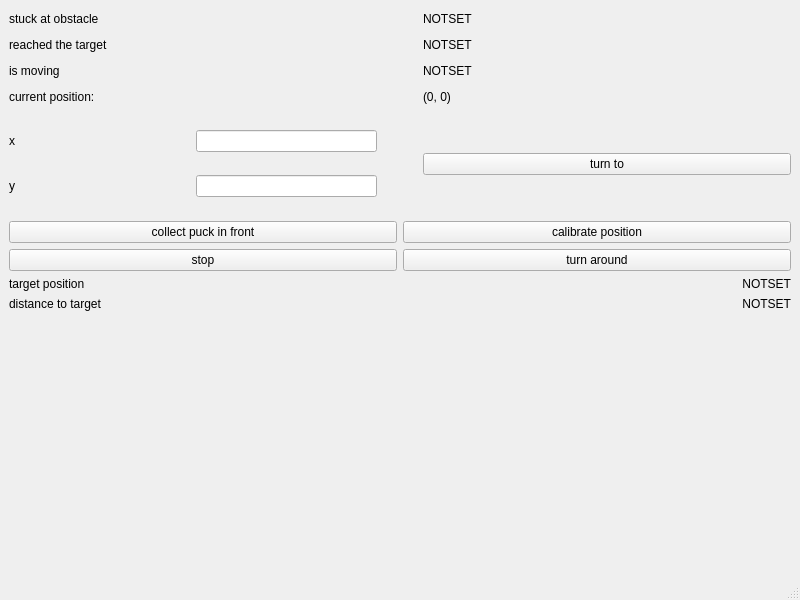
Old version of the form layer/view/view.ui in the repository benediktibk/robohockey.
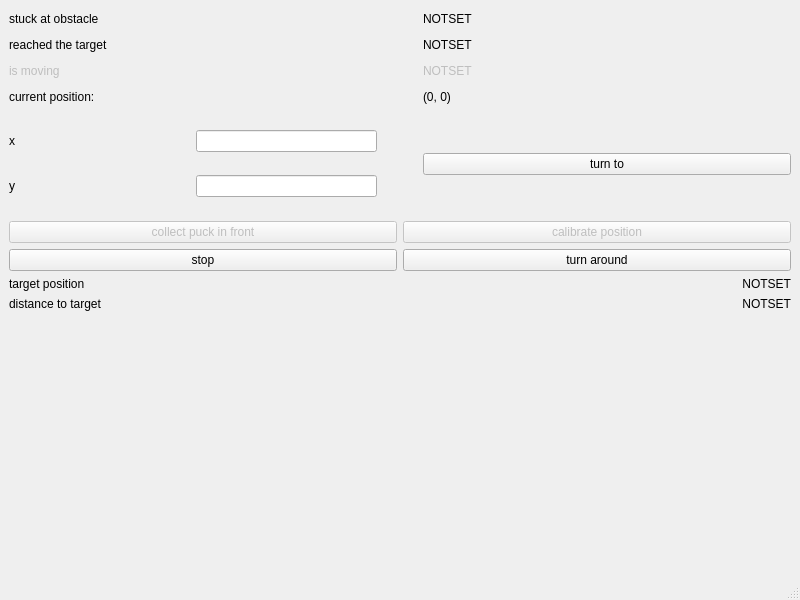
New version of the form.

The edit to the form file:
```diff
--- a/layer/view/view.ui
+++ b/layer/view/view.ui
@@ -89,6 +89,9 @@
        <layout class="QHBoxLayout" name="isMovingLayout">
         <item>
          <widget class="QLabel" name="isMovingLabel">
+          <property name="enabled">
+           <bool>false</bool>
+          </property>
           <property name="sizePolicy">
            <sizepolicy hsizetype="Minimum" vsizetype="Minimum">
             <horstretch>0</horstretch>
@@ -118,6 +121,9 @@
         </item>
         <item>
          <widget class="QLabel" name="isMoving">
+          <property name="enabled">
+           <bool>false</bool>
+          </property>
           <property name="sizePolicy">
            <sizepolicy hsizetype="Minimum" vsizetype="Minimum">
             <horstretch>0</horstretch>
@@ -289,6 +295,9 @@
         </item>
         <item row="0" column="1">
          <widget class="QPushButton" name="calibratePosition">
+          <property name="enabled">
+           <bool>false</bool>
+          </property>
           <property name="text">
            <string>calibrate position</string>
           </property>
@@ -296,6 +305,9 @@
         </item>
         <item row="0" column="0">
          <widget class="QPushButton" name="collectPuckInFront">
+          <property name="enabled">
+           <bool>false</bool>
+          </property>
           <property name="text">
            <string>collect puck in front</string>
           </property>
```
